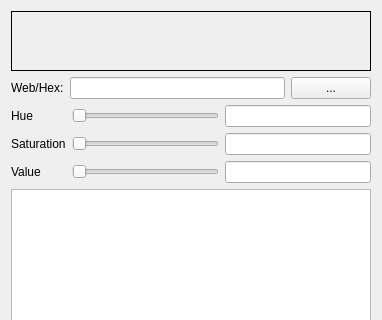
The window that osmmapmakerapp/colorpickerdialog.ui (jremillard/osmmapmaker) describes before a commit, drawn with Qt 5; both pictures show x 0 to 382 and y 0 to 320 of the 382 by 636 pixel window.
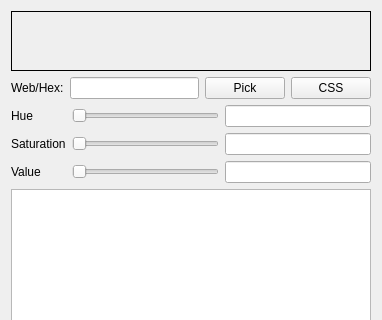
The same window after the commit.

Commit message: Update color picker UI

```diff
--- a/osmmapmakerapp/colorpickerdialog.ui
+++ b/osmmapmakerapp/colorpickerdialog.ui
@@ -34,7 +34,14 @@
      <item>
       <widget class="QPushButton" name="standardPicker">
        <property name="text">
-        <string>...</string>
+        <string>Pick</string>
+       </property>
+      </widget>
+     </item>
+     <item>
+      <widget class="QPushButton" name="cssPicker">
+       <property name="text">
+        <string>CSS</string>
        </property>
       </widget>
      </item>
```
The commit also changes 2 other files.
